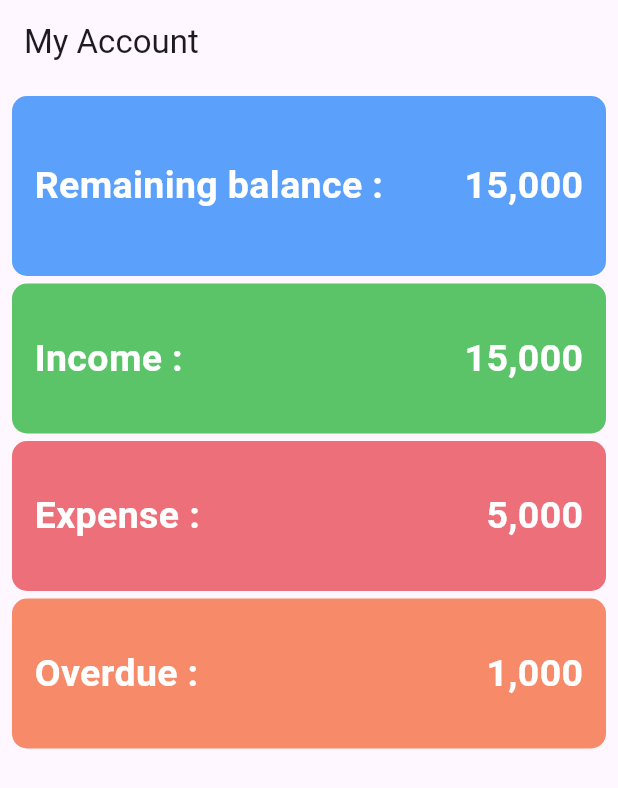
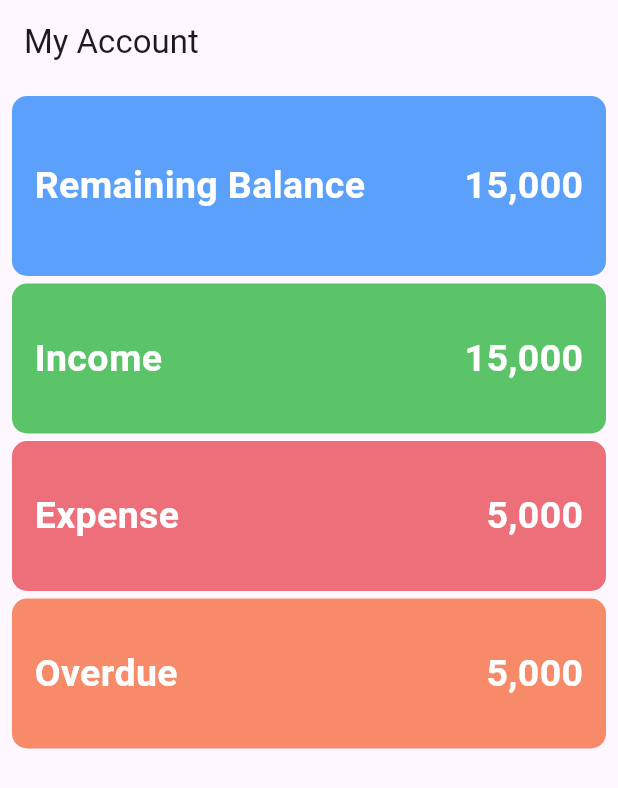
Before and after one commit to Blenishz/flutter-bank-app, a Flutter app: the screen it shows after launch, on a phone screen of 412 x 824 dp. Shown: the top 788 px of the screen. Run offline on Flutter 3.47's test engine with Material 3 defaults, Android fonts, the phone set to English and light mode, and no system bars; our stand-ins replace material_ui.

Commit message:
Add Moneybox widget

```diff
--- a/lib/main.dart
+++ b/lib/main.dart
@@ -1,5 +1,5 @@
 import 'dart:collection';
-
+import 'moneybox.dart';
 import 'package:material_ui/material_ui.dart';
 
 void main() {
@@ -32,124 +32,133 @@ class _MyHomePageState extends State<MyHomePage> {
         padding: const EdgeInsets.all(8.0),
         child: Column(
           children: [
-            Container(
-              padding: const EdgeInsets.all(15.0),
-              decoration: BoxDecoration(
-                color: const Color.fromARGB(255, 91, 160, 250),
-                borderRadius: BorderRadius.circular(10),
-              ),
-              height: 120,
-              child: Row(
-                // crossAxisAlignment: CrossAxisAlignment.start,
-                  children: [
-                  Text("Remaining balance : ", style: TextStyle(
-                        fontSize: 25,
-                        color: Colors.white,
-                        fontWeight: FontWeight.bold,
-                      )
-                    ),
-                  Expanded(
-                    child: Text("15,000", style: TextStyle(
-                          fontSize: 25,
-                          color: Colors.white,
-                          fontWeight: FontWeight.bold,
-                          ),
-                        textAlign: TextAlign.right,
-                        ),
-                  )
-                ]
-              ),
-            ),
+
+            Moneybox("Remaining Balance", "15,000", Color.fromARGB(255, 91, 160, 250), 120),
             SizedBox(height: 5,),
+            Moneybox("Income", "15,000", Color.fromARGB(255, 91, 196, 105), 100),
+            SizedBox(height: 5,),
+            Moneybox("Expense", "5,000",  Color.fromARGB(255, 236, 111, 121), 100),
+            SizedBox(height: 5,),
+            Moneybox("Overdue", "5,000",  Color.fromARGB(255, 247, 138, 105), 100),
 
-            Container(
-              padding: const EdgeInsets.all(15.0),
-              decoration: BoxDecoration(
-                color: const Color.fromARGB(255, 91, 196, 105),
-                borderRadius: BorderRadius.circular(10),
-              ),
-              height: 100,
-              child: Row(
-                // crossAxisAlignment: CrossAxisAlignment.start,
-                  children: [
-                  Text("Income : ", style: TextStyle(
-                        fontSize: 25,
-                        color: Colors.white,
-                        fontWeight: FontWeight.bold,
-                      )
-                    ),
-                  Expanded(
-                    child: Text("15,000", style: TextStyle(
-                          fontSize: 25,
-                          color: Colors.white,
-                          fontWeight: FontWeight.bold,
-                          ),
-                        textAlign: TextAlign.right,
-                        ),
-                  )
-                ]
-              ),
-            ),
-            SizedBox(height: 5,),
+            // Container(
+            //   padding: const EdgeInsets.all(15.0),
+            //   decoration: BoxDecoration(
+            //     color: const Color.fromARGB(255, 91, 160, 250),
+            //     borderRadius: BorderRadius.circular(10),
+            //   ),
+            //   height: 120,
+            //   child: Row(
+            //     // crossAxisAlignment: CrossAxisAlignment.start,
+            //       children: [
+            //       Text("Remaining balance : ", style: TextStyle(
+            //             fontSize: 25,
+            //             color: Colors.white,
+            //             fontWeight: FontWeight.bold,
+            //           )
+            //         ),
+            //       Expanded(
+            //         child: Text("15,000", style: TextStyle(
+            //               fontSize: 25,
+            //               color: Colors.white,
+            //               fontWeight: FontWeight.bold,
+            //               ),
+            //             textAlign: TextAlign.right,
+            //             ),
+            //       )
+            //     ]
+            //   ),
+            // ),
+            // SizedBox(height: 5,),
 
-            Container(
-              padding: const EdgeInsets.all(15.0),
-              decoration: BoxDecoration(
-                color: const Color.fromARGB(255, 236, 111, 121),
-                borderRadius: BorderRadius.circular(10),
-              ),
-              height: 100,
-              child: Row(
-                // crossAxisAlignment: CrossAxisAlignment.start,
-                  children: [
-                  Text("Expense : ", style: TextStyle(
-                        fontSize: 25,
-                        color: Colors.white,
-                        fontWeight: FontWeight.bold,
-                      )
-                    ),
-                  Expanded(
-                    child: Text("5,000", style: TextStyle(
-                          fontSize: 25,
-                          color: Colors.white,
-                          fontWeight: FontWeight.bold,
-                          ),
-                        textAlign: TextAlign.right,
-                        ),
-                  )
-                ]
-              ),
-            ),
-            SizedBox(height: 5,),
+            // Container(
+            //   padding: const EdgeInsets.all(15.0),
+            //   decoration: BoxDecoration(
+            //     color: const Color.fromARGB(255, 91, 196, 105),
+            //     borderRadius: BorderRadius.circular(10),
+            //   ),
+            //   height: 100,
+            //   child: Row(
+            //     // crossAxisAlignment: CrossAxisAlignment.start,
+            //       children: [
+            //       Text("Income : ", style: TextStyle(
+            //             fontSize: 25,
+            //             color: Colors.white,
+            //             fontWeight: FontWeight.bold,
+            //           )
+            //         ),
+            //       Expanded(
+            //         child: Text("15,000", style: TextStyle(
+            //               fontSize: 25,
+            //               color: Colors.white,
+            //               fontWeight: FontWeight.bold,
+            //               ),
+            //             textAlign: TextAlign.right,
+            //             ),
+            //       )
+            //     ]
+            //   ),
+            // ),
+            // SizedBox(height: 5,),
 
-            Container(
-              padding: const EdgeInsets.all(15.0),
-              decoration: BoxDecoration(
-                color: const Color.fromARGB(255, 247, 138, 105),
-                borderRadius: BorderRadius.circular(10),
-              ),
-              height: 100,
-              child: Row(
-                // crossAxisAlignment: CrossAxisAlignment.start,
-                  children: [
-                  Text("Overdue : ", style: TextStyle(
-                        fontSize: 25,
-                        color: Colors.white,
-                        fontWeight: FontWeight.bold,
-                      )
-                    ),
-                  Expanded(
-                    child: Text("1,000", style: TextStyle(
-                          fontSize: 25,
-                          color: Colors.white,
-                          fontWeight: FontWeight.bold,
-                          ),
-                        textAlign: TextAlign.right,
-                        ),
-                  )
-                ]
-              ),
-            ),
+            // Container(
+            //   padding: const EdgeInsets.all(15.0),
+            //   decoration: BoxDecoration(
+            //     color: const Color.fromARGB(255, 236, 111, 121),
+            //     borderRadius: BorderRadius.circular(10),
+            //   ),
+            //   height: 100,
+            //   child: Row(
+            //     // crossAxisAlignment: CrossAxisAlignment.start,
+            //       children: [
+            //       Text("Expense : ", style: TextStyle(
+            //             fontSize: 25,
+            //             color: Colors.white,
+            //             fontWeight: FontWeight.bold,
+            //           )
+            //         ),
+            //       Expanded(
+            //         child: Text("5,000", style: TextStyle(
+            //               fontSize: 25,
+            //               color: Colors.white,
+            //               fontWeight: FontWeight.bold,
+            //               ),
+            //             textAlign: TextAlign.right,
+            //             ),
+            //       )
+            //     ]
+            //   ),
+            // ),
+            // SizedBox(height: 5,),
+
+            // Container(
+            //   padding: const EdgeInsets.all(15.0),
+            //   decoration: BoxDecoration(
+            //     color: const Color.fromARGB(255, 247, 138, 105),
+            //     borderRadius: BorderRadius.circular(10),
+            //   ),
+            //   height: 100,
+            //   child: Row(
+            //     // crossAxisAlignment: CrossAxisAlignment.start,
+            //       children: [
+            //       Text("Overdue : ", style: TextStyle(
+            //             fontSize: 25,
+            //             color: Colors.white,
+            //             fontWeight: FontWeight.bold,
+            //           )
+            //         ),
+            //       Expanded(
+            //         child: Text("1,000", style: TextStyle(
+            //               fontSize: 25,
+            //               color: Colors.white,
+            //               fontWeight: FontWeight.bold,
+            //               ),
+            //             textAlign: TextAlign.right,
+            //             ),
+            //       )
+            //     ]
+            //   ),
+            // ),
           ],
         ),
       ),
--- /dev/null
+++ b/lib/moneybox.dart
@@ -0,0 +1,42 @@
+import 'package:material_ui/material_ui.dart';
+
+class Moneybox extends StatelessWidget{
+
+  String title;
+  String amount;
+  Color color;
+  double size;
+
+  Moneybox(this.title,this.amount,this.color,this.size);
+  @override
+  Widget build(BuildContext context){
+    return Container(
+      padding: const EdgeInsets.all(15.0),
+              decoration: BoxDecoration(
+                color: color,
+                borderRadius: BorderRadius.circular(10),
+              ),
+              height: size,
+              child: Row(
+                // crossAxisAlignment: CrossAxisAlignment.start,
+                  children: [
+                  Text(title, style: TextStyle(
+                        fontSize: 25,
+                        color: Colors.white,
+                        fontWeight: FontWeight.bold,
+                      )
+                    ),
+                  Expanded(
+                    child: Text(amount.toString(), style: TextStyle(
+                          fontSize: 25,
+                          color: Colors.white,
+                          fontWeight: FontWeight.bold,
+                          ),
+                        textAlign: TextAlign.right,
+                        ),
+                  )
+                ]
+              ),
+    );
+  }
+}
```
